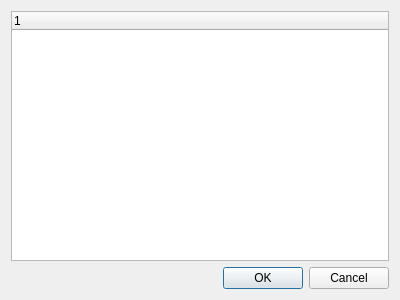
The window that src/Ui_Files/Dialogs/simple_treeWidget_dialog.ui (austinmcano/GeorgeGroupGui) describes before a commit, drawn with Qt 5.
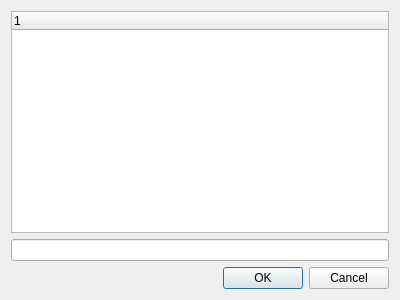
The same window after the commit.

The edit to the form file:
```diff
--- a/src/Ui_Files/Dialogs/simple_treeWidget_dialog.ui
+++ b/src/Ui_Files/Dialogs/simple_treeWidget_dialog.ui
@@ -14,7 +14,7 @@
    <string>Dialog</string>
   </property>
   <layout class="QGridLayout" name="gridLayout">
-   <item row="1" column="0">
+   <item row="2" column="0">
     <widget class="QDialogButtonBox" name="buttonBox">
      <property name="orientation">
       <enum>Qt::Horizontal</enum>
@@ -33,6 +33,9 @@
      </column>
     </widget>
    </item>
+   <item row="1" column="0">
+    <widget class="QLineEdit" name="lineEdit"/>
+   </item>
   </layout>
  </widget>
  <resources/>
```
